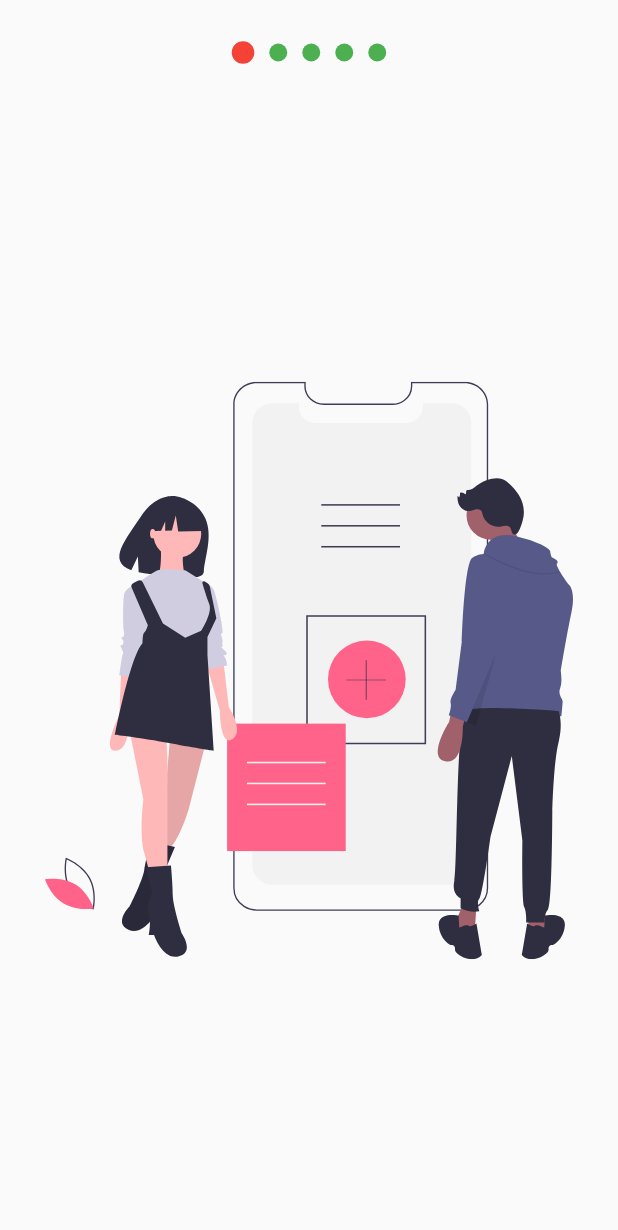
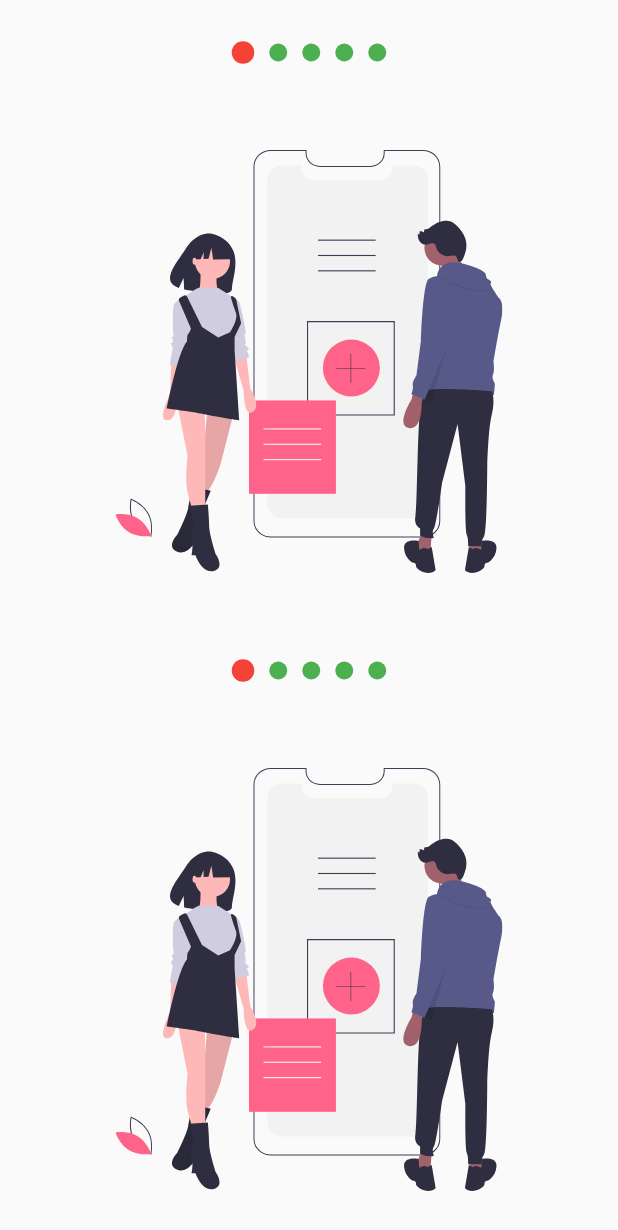
Before and after one commit to pedromolesp/flutter-disenos-profesionales, a Flutter app: the screen it shows after launch, on a phone screen of 412 x 824 dp. Shown: the top 1230 px of the screen. Run offline on Flutter 3.47's test engine with Material 2 defaults, Android fonts, the phone set to English and light mode, and no system bars; our stand-ins replace flutter_svg.

Commit message:
seccion finalizada

```diff
--- a/lib/src/pages/slideshow_page.dart
+++ b/lib/src/pages/slideshow_page.dart
@@ -6,7 +6,24 @@ class SlideShowPage extends StatelessWidget {
   @override
   Widget build(BuildContext context) {
     return Scaffold(
-      body: SlideShow(
+      body: Column(
+        children: [
+          Expanded(child: MiSlideShow()),
+          Expanded(child: MiSlideShow()),
+        ],
+      ),
+    );
+  }
+}
+
+class MiSlideShow extends StatelessWidget {
+  const MiSlideShow({
+    Key key,
+  }) : super(key: key);
+
+  @override
+  Widget build(BuildContext context) {
+    return SlideShow(
       puntosArriba: true,
       colorPrimario: Colors.red,
       colorSecundario: Colors.green,
@@ -19,7 +36,6 @@ class SlideShowPage extends StatelessWidget {
         SvgPicture.asset("assets/svgs/slide-4.svg"),
         SvgPicture.asset("assets/svgs/slide-5.svg")
       ],
-      ),
     );
   }
 }
--- a/lib/src/widgets/slideshow.dart
+++ b/lib/src/widgets/slideshow.dart
@@ -179,24 +179,20 @@ class _SlideshowModel with ChangeNotifier {
   Color get colorPrimario => this._primario;
   set colorPrimario(Color color) {
     this._primario = color;
-    notifyListeners();
   }
 
   Color get colorSecundario => this._secundario;
   set colorSecundario(Color color) {
     this._secundario = color;
-    notifyListeners();
   }
 
   double get bulletPrimario => this._bulletPrimario;
   set bulletPrimario(double bullet) {
     this._bulletPrimario = bullet;
-    notifyListeners();
   }
 
   double get bulletSecundario => this._bulletSecundario;
   set bulletSecundario(double bullet) {
     this._bulletSecundario = bullet;
-    notifyListeners();
   }
 }
```
Lines whose indentation alone changed are shown as unchanged.
